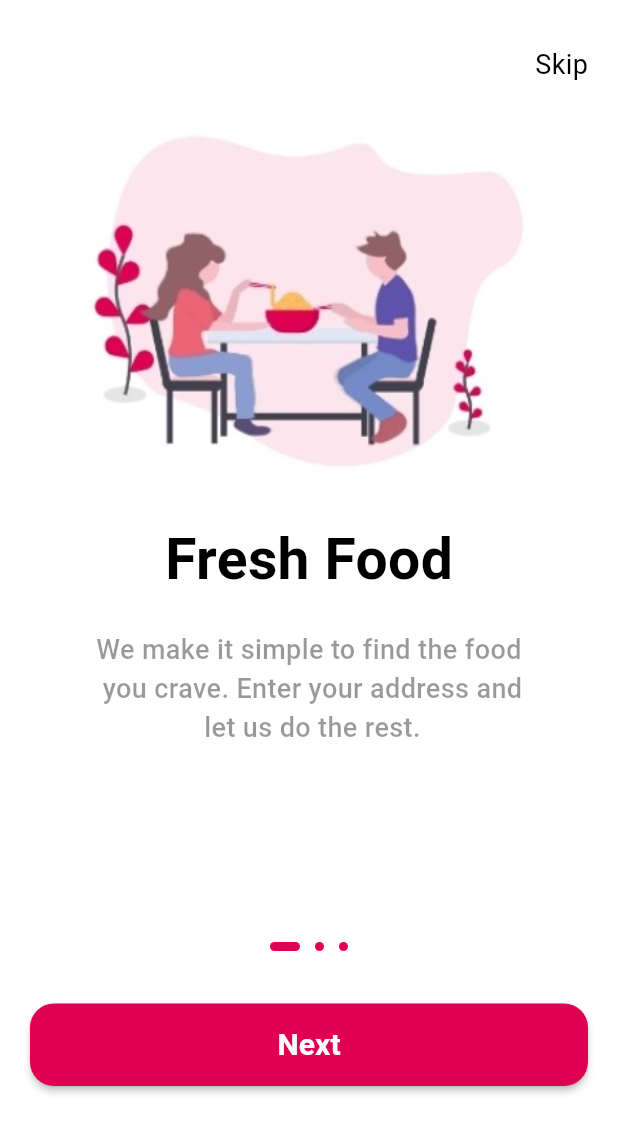
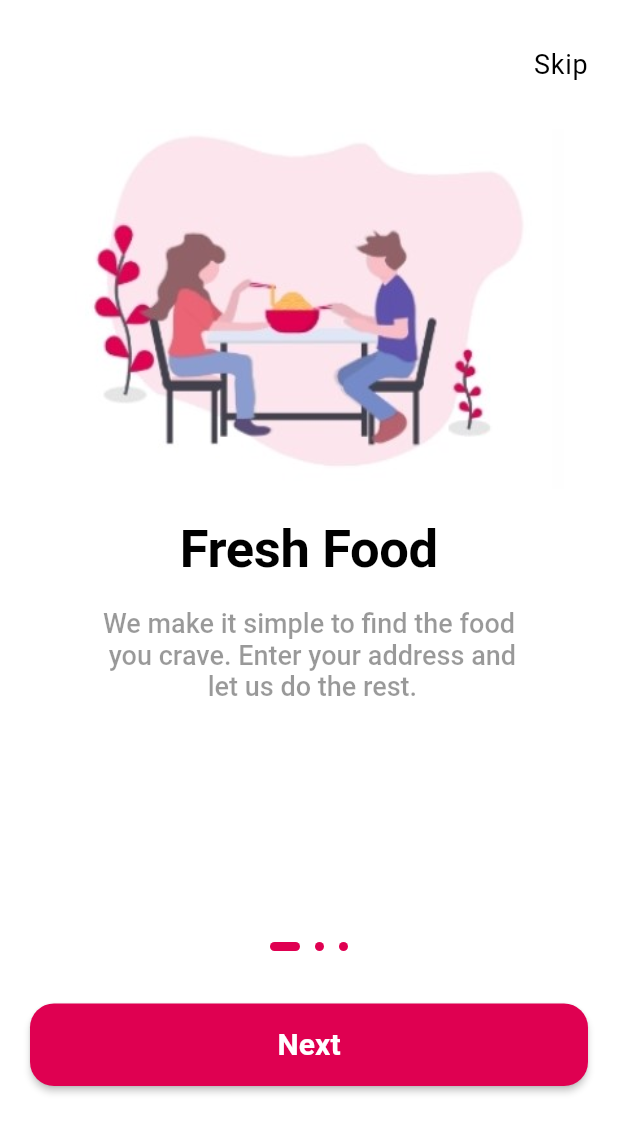
Before and after one commit to AhmedElSayed10920/Food-Delivery, a Flutter app: the screen it shows after launch, on a phone screen of 412 x 824 dp. Shown: the top 1133 px of the screen. Run offline on Flutter 3.47's test engine with Material 3 defaults, Android fonts, the phone set to English and light mode, and no system bars; our stand-ins replace get; Roboto replaces fonts that are missing (Montsreeat); project files that could hold a hidden picture were left out.

Commit message:
refactor code

```diff
--- /dev/null
+++ b/lib/core/app_assets/app_size.dart
@@ -0,0 +1,13 @@
+class AppSize {
+  static const double s5 = 5;
+  static const double s6 = 6;
+  static const double s10 = 10;
+  static const double s12 = 12;
+  static const double s16 = 16;
+  static const double s20 = 20;
+  static const double s30 = 30;
+  static const double s55 = 55;
+  static const double s80 = 80;
+  static const double s240 = 240;
+  static const double s340 = 340;
+}
--- a/lib/core/app_assets/app_strings.dart
+++ b/lib/core/app_assets/app_strings.dart
@@ -1,6 +1,6 @@
 class AppStrings {
-//Font Family
-  static const String fontFamily = "Montsreeat";
+
+
 //Onboarging View Strings
   static const String onBoardingTitleOne = "Fresh Food";
   static const String onBoardingTitleTwo = "Fast Delivery";
@@ -14,4 +14,6 @@ class AppStrings {
       "We make food ordering fast,\n simle and free - no matter if you\n order online or cash.";
   static const String onBoardingContinueText = "Continue";
   static const String onBoardingSkipText = "Skip";
+  static const String onBoardingNextText = "Next";
+  static const String emptyString = "";
 }
--- /dev/null
+++ b/lib/core/app_assets/app_theme.dart
@@ -0,0 +1,28 @@
+import 'package:deliveryapp/core/app_assets/app_colors.dart';
+import 'package:deliveryapp/core/app_assets/font_styles.dart';
+import 'package:deliveryapp/core/app_assets/styles.dart';
+import 'package:flutter/material.dart';
+
+ThemeData getThemeData() {
+  return ThemeData(
+    fontFamily: AppfontFamily.fontFamily,
+      scaffoldBackgroundColor: AppColors.white,
+      primaryColor: AppColors.primaryColor,
+      textTheme: TextTheme(
+          displayLarge: getTextStyleBold(
+            FontSize.s35,
+            AppColors.black,
+          ),
+          displayMedium: getTextStyleMedium(
+            FontSize.s18,
+            AppColors.black.withOpacity(.4),
+          ),
+          labelSmall: getTextStyleRegular(
+            FontSize.s18,
+            AppColors.black,
+          ),
+          labelLarge: getTextStyleSemiBold(
+            FontSize.s20,
+            AppColors.white,
+          )));
+}
--- /dev/null
+++ b/lib/core/app_assets/constants.dart
@@ -0,0 +1,4 @@
+class AppConstants{
+  static const Duration ms500 = Duration(milliseconds: 500);
+  static const Duration ms900 = Duration(milliseconds: 900);
+}
--- a/lib/core/app_assets/font_styles.dart
+++ b/lib/core/app_assets/font_styles.dart
@@ -1,4 +1,8 @@
 import 'package:flutter/material.dart';
+
+class AppfontFamily {
+  static const String fontFamily = "Montsreeat";
+}
 
 class AppFontWeight {
   static const FontWeight light = FontWeight.w300;
@@ -8,7 +12,8 @@ class AppFontWeight {
   static const FontWeight bold = FontWeight.w700;
 }
 
-class FontSize{
-  static const double s = 0;
-
+class FontSize {
+  static const double s18 = 18;
+  static const double s20 = 20;
+  static const double s35 = 35;
 }
--- a/lib/core/app_assets/styles.dart
+++ b/lib/core/app_assets/styles.dart
@@ -1,10 +1,9 @@
-import 'package:deliveryapp/core/app_assets/app_strings.dart';
 import 'package:deliveryapp/core/app_assets/font_styles.dart';
 import 'package:flutter/material.dart';
 
 TextStyle _getTextStyle(double fontSize, Color color, FontWeight fontWeight) {
   return TextStyle(
-      fontFamily: AppStrings.fontFamily,
+      fontFamily: AppfontFamily.fontFamily,
       fontSize: fontSize,
       color: color,
       fontWeight: fontWeight);
--- a/lib/features/onboarding_feature/controller/on_boarding_controller_imp.dart
+++ b/lib/features/onboarding_feature/controller/on_boarding_controller_imp.dart
@@ -1,3 +1,4 @@
+import 'package:deliveryapp/core/app_assets/constants.dart';
 import 'package:deliveryapp/core/app_routes/app_routes.dart';
 import 'package:deliveryapp/features/onboarding_feature/controller/onboarding_controller.dart';
 import 'package:deliveryapp/features/onboarding_feature/model/onboarding_view_model.dart';
@@ -14,8 +15,7 @@ class OnboardingControllerImp extends OnboardingController {
       return Get.offAllNamed(AppRoutes.login);
     } else {
       pageController.animateToPage(currentIndex,
-          duration: const Duration(microseconds: 500),
-          curve: Curves.bounceInOut);
+          duration: AppConstants.ms500, curve: Curves.easeInOut);
     }
   }
 
@@ -27,13 +27,9 @@ class OnboardingControllerImp extends OnboardingController {
 
   @override
   void onInit() {
+    pageController = PageController();
     super.onInit();
-    pageController = PageController();
   }
 
-  @override
-  void dispose() {
-    pageController.dispose();
-    super.dispose();
-  }
+
 }
--- a/lib/features/onboarding_feature/views/onboarding_view.dart
+++ b/lib/features/onboarding_feature/views/onboarding_view.dart
@@ -1,3 +1,4 @@
+import 'package:deliveryapp/core/app_assets/app_size.dart';
 import 'package:deliveryapp/features/onboarding_feature/controller/on_boarding_controller_imp.dart';
 import 'package:deliveryapp/features/onboarding_feature/views/widgets/custom_button.dart';
 import 'package:deliveryapp/features/onboarding_feature/views/widgets/custom_skip_button.dart';
@@ -15,26 +16,26 @@ class OnBoardingView extends StatelessWidget {
     return const Scaffold(
       body: SafeArea(
         child: Padding(
-          padding: EdgeInsets.all(20),
+          padding: EdgeInsets.all(AppSize.s20),
           child: Column(
             children: [
               SizedBox(
-                height: 10,
+                height: AppSize.s10,
               ),
               CustomSkipButton(),
               SizedBox(
-                height: 30,
+                height: AppSize.s30,
               ),
               Expanded(
                 child: PageViewBody(),
               ),
               PageIndicator(),
               SizedBox(
-                height: 30,
+                height: AppSize.s30,
               ),
               CustomMaterialButton(),
               SizedBox(
-                height: 80,
+                height: AppSize.s80,
               )
             ],
           ),
--- a/lib/features/onboarding_feature/views/widgets/custom_button.dart
+++ b/lib/features/onboarding_feature/views/widgets/custom_button.dart
@@ -1,6 +1,6 @@
 import 'package:deliveryapp/core/app_assets/app_colors.dart';
+import 'package:deliveryapp/core/app_assets/app_size.dart';
 import 'package:deliveryapp/core/app_assets/app_strings.dart';
-import 'package:deliveryapp/core/app_assets/styles.dart';
 import 'package:deliveryapp/features/onboarding_feature/controller/on_boarding_controller_imp.dart';
 import 'package:deliveryapp/features/onboarding_feature/model/onboarding_view_model.dart';
 import 'package:flutter/material.dart';
@@ -19,14 +19,15 @@ class CustomMaterialButton extends StatelessWidget {
           controller.next();
         },
         minWidth: double.infinity,
-        height: 55,
-        shape: RoundedRectangleBorder(borderRadius: BorderRadius.circular(16)),
+        height: AppSize.s55,
+        shape: RoundedRectangleBorder(
+            borderRadius: BorderRadius.circular(AppSize.s16)),
         color: AppColors.primaryColor,
         child: Text(
           controller.currentIndex == onBoardingData.length - 1
               ? AppStrings.onBoardingContinueText
-              : "Next",
-          style: getTextStyleSemiBold(20, AppColors.white),
+              : AppStrings.onBoardingNextText,
+          style: Theme.of(context).textTheme.labelLarge,
         ),
       );
     });
--- a/lib/features/onboarding_feature/views/widgets/custom_skip_button.dart
+++ b/lib/features/onboarding_feature/views/widgets/custom_skip_button.dart
@@ -1,6 +1,4 @@
-import 'package:deliveryapp/core/app_assets/app_colors.dart';
 import 'package:deliveryapp/core/app_assets/app_strings.dart';
-import 'package:deliveryapp/core/app_assets/styles.dart';
 import 'package:deliveryapp/core/app_routes/app_routes.dart';
 import 'package:deliveryapp/features/onboarding_feature/controller/on_boarding_controller_imp.dart';
 import 'package:deliveryapp/features/onboarding_feature/model/onboarding_view_model.dart';
@@ -23,11 +21,10 @@ class CustomSkipButton extends StatelessWidget {
               Get.offAllNamed(AppRoutes.login);
             },
             child: Text(
-              controller.currentIndex == onBoardingData.length -1 ? "" : AppStrings.onBoardingSkipText,
-              style: getTextStyleRegular(
-                18,
-                AppColors.black,
-              ),
+              controller.currentIndex == onBoardingData.length - 1
+                  ? AppStrings.emptyString
+                  : AppStrings.onBoardingSkipText,
+              style: Theme.of(context).textTheme.labelSmall,
               textAlign: TextAlign.left,
             ),
           );
--- a/lib/features/onboarding_feature/views/widgets/page_indicator.dart
+++ b/lib/features/onboarding_feature/views/widgets/page_indicator.dart
@@ -1,4 +1,6 @@
 import 'package:deliveryapp/core/app_assets/app_colors.dart';
+import 'package:deliveryapp/core/app_assets/app_size.dart';
+import 'package:deliveryapp/core/app_assets/constants.dart';
 import 'package:deliveryapp/features/onboarding_feature/controller/on_boarding_controller_imp.dart';
 import 'package:deliveryapp/features/onboarding_feature/model/onboarding_view_model.dart';
 import 'package:flutter/material.dart';
@@ -17,14 +19,15 @@ class PageIndicator extends StatelessWidget {
         children: [
           ...List.generate(onBoardingData.length, (index) {
             return Padding(
-              padding: const EdgeInsets.all(5),
+              padding: const EdgeInsets.all(AppSize.s5),
               child: AnimatedContainer(
-                duration: const Duration(milliseconds: 900),
-                height: 6,
-                width: controller.currentIndex == index ? 20 : 6,
+                duration: AppConstants.ms500,
+                height: AppSize.s6,
+                width:
+                    controller.currentIndex == index ? AppSize.s20 : AppSize.s6,
                 decoration: BoxDecoration(
                     color: AppColors.primaryColor,
-                    borderRadius: BorderRadius.circular(12)),
+                    borderRadius: BorderRadius.circular(AppSize.s12)),
               ),
             );
           }),
--- a/lib/features/onboarding_feature/views/widgets/pageview_body.dart
+++ b/lib/features/onboarding_feature/views/widgets/pageview_body.dart
@@ -1,5 +1,4 @@
-import 'package:deliveryapp/core/app_assets/app_colors.dart';
-import 'package:deliveryapp/core/app_assets/styles.dart';
+import 'package:deliveryapp/core/app_assets/app_size.dart';
 import 'package:deliveryapp/features/onboarding_feature/controller/on_boarding_controller_imp.dart';
 import 'package:deliveryapp/features/onboarding_feature/model/onboarding_view_model.dart';
 import 'package:flutter/material.dart';
@@ -11,36 +10,34 @@ class PageViewBody extends GetView<OnboardingControllerImp> {
   @override
   Widget build(BuildContext context) {
     return PageView.builder(
-      controller: controller.pageController,
-      onPageChanged: (value) {
-        controller.onPageChanged(value);
-      },
+        controller: controller.pageController,
+        onPageChanged: (value) {
+          controller.onPageChanged(value);
+        },
         itemCount: onBoardingData.length,
         itemBuilder: (context, index) {
           return Column(
             children: [
               SizedBox(
-                  height: 240,
-                  width: 340,
+                  height: AppSize.s240,
+                  width: AppSize.s340,
                   child: Image.asset(
                     onBoardingData[index].onBoardingImage,
                     fit: BoxFit.fill,
                   )),
               const SizedBox(
-                height: 20,
+                height: AppSize.s20,
               ),
               Text(
                 onBoardingData[index].onBoardingTitle,
-                style: getTextStyleBold(38, AppColors.black),
+                style: Theme.of(context).textTheme.displayLarge,
               ),
               const SizedBox(
-                height: 20,
+                height: AppSize.s20,
               ),
-              Text(
-                onBoardingData[index].onBoardingCaption,
-                style: getTextStyleMedium(18, AppColors.black.withOpacity(.4)),
-                textAlign: TextAlign.center,
-              ),
+              Text(onBoardingData[index].onBoardingCaption,
+                  style: Theme.of(context).textTheme.displayMedium,
+                  textAlign: TextAlign.center),
             ],
           );
         });
--- a/lib/main.dart
+++ b/lib/main.dart
@@ -1,4 +1,4 @@
-import 'package:deliveryapp/core/app_assets/app_colors.dart';
+import 'package:deliveryapp/core/app_assets/app_theme.dart';
 import 'package:deliveryapp/core/app_routes/routes.dart';
 import 'package:deliveryapp/features/onboarding_feature/views/onboarding_view.dart';
 import 'package:flutter/material.dart';
@@ -14,13 +14,10 @@ class FoodDeliveryApp extends StatelessWidget {
   @override
   Widget build(BuildContext context) {
     return GetMaterialApp(
-      theme: ThemeData(
-        scaffoldBackgroundColor: AppColors.white,
-        primaryColor: AppColors.primaryColor,
-      ),
+      theme: getThemeData(),
       debugShowCheckedModeBanner: false,
       home: const OnBoardingView(),
-      routes: routes ,
+      routes: routes,
     );
   }
 }
```
